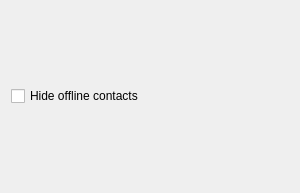
Qt form plugins/contact_list/clistoptions.ui (xjohncz/saje) before a commit.
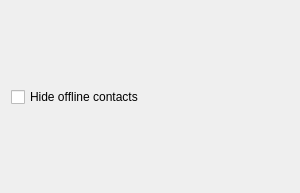
The same form after that commit. Custom widgets are drawn as their Qt base class.

Commit message: added 'hide toolbar' option to main window fix options layout somewhat update version id

The edit to the form file:
```diff
--- a/plugins/contact_list/clistoptions.ui
+++ b/plugins/contact_list/clistoptions.ui
@@ -19,6 +19,19 @@
    <string>CListOptions</string>
   </property>
   <layout class="QVBoxLayout" name="verticalLayout" >
+   <item>
+    <spacer name="verticalSpacer_2" >
+     <property name="orientation" >
+      <enum>Qt::Vertical</enum>
+     </property>
+     <property name="sizeHint" stdset="0" >
+      <size>
+       <width>20</width>
+       <height>40</height>
+      </size>
+     </property>
+    </spacer>
+   </item>
    <item>
     <widget class="QCheckBox" name="chkHideOffline" >
      <property name="text" >
@@ -26,6 +39,19 @@
      </property>
     </widget>
    </item>
+   <item>
+    <spacer name="verticalSpacer" >
+     <property name="orientation" >
+      <enum>Qt::Vertical</enum>
+     </property>
+     <property name="sizeHint" stdset="0" >
+      <size>
+       <width>20</width>
+       <height>40</height>
+      </size>
+     </property>
+    </spacer>
+   </item>
   </layout>
  </widget>
  <layoutdefault spacing="6" margin="11" />
```
Left out of the diff: 1 changed line with no effect on the pictures. The commit also changes 4 other files.
